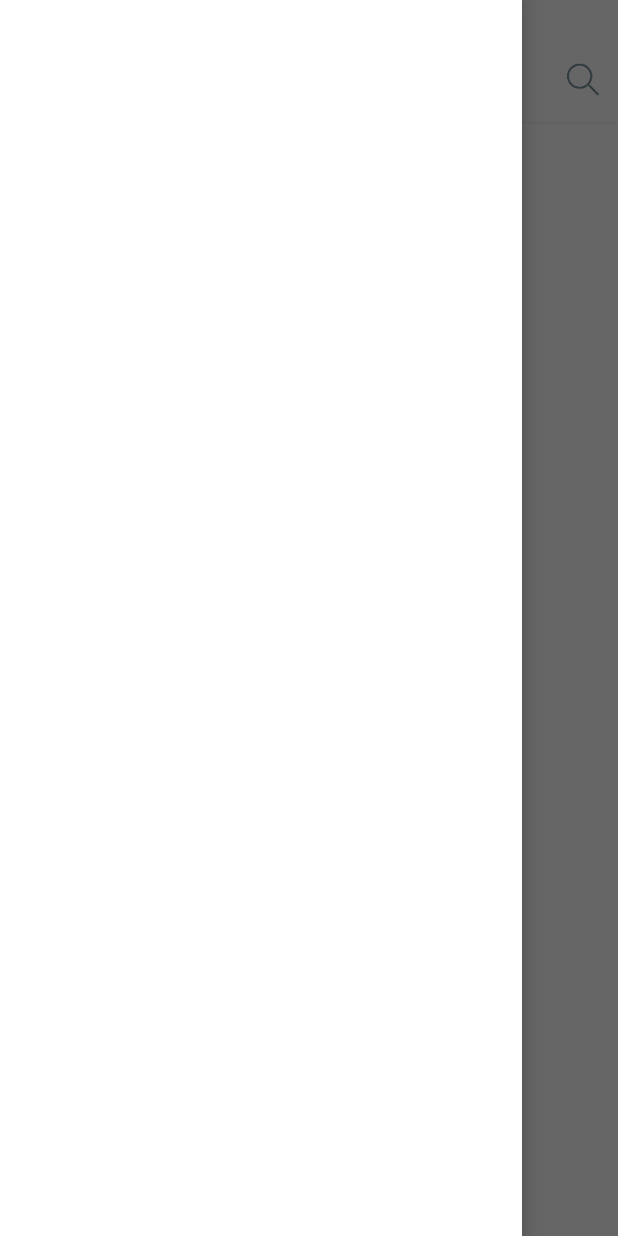
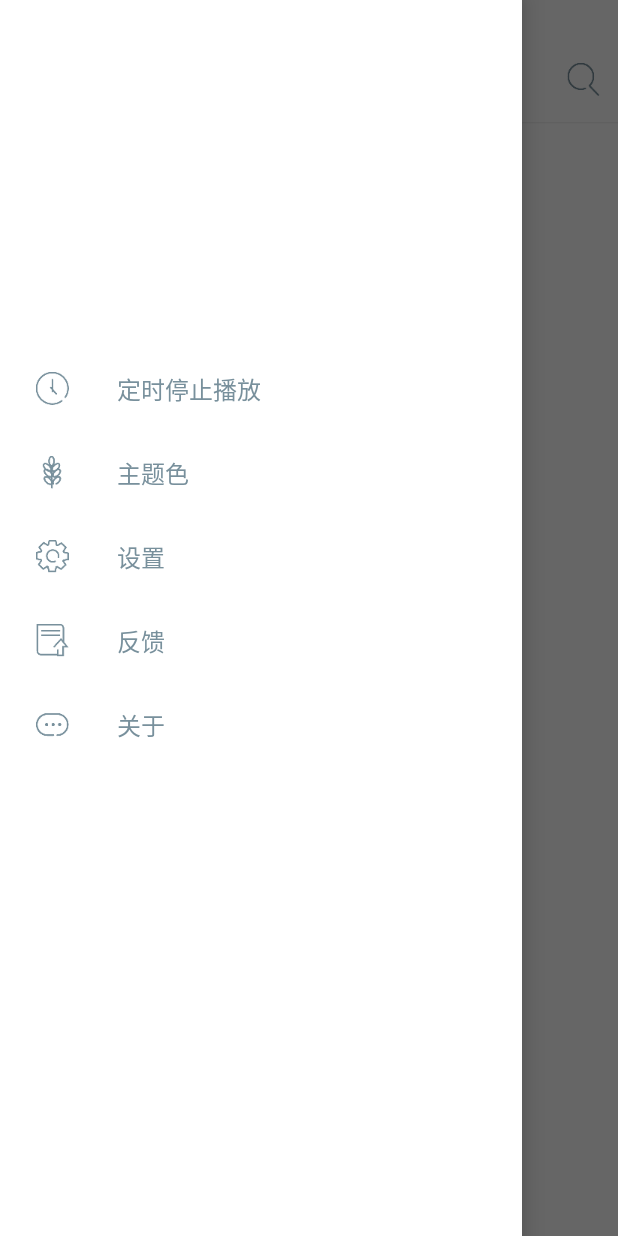
Before and after one commit to imflyn/Mist, an Android app: the MainActivity screen opened directly, with no data from a screen before it, with the side drawer open, on a phone screen of 412 x 824 dp. Run offline under Robolectric (Android 15) with nearby library versions, the phone set to English and light mode, and no system bars; 1 statement that could not run was skipped.

Commit message:
侧拉栏icon

```diff
--- /dev/null
+++ b/app/src/main/java/flyn/mist/ui/adapter/BaseListAdapter.java
@@ -0,0 +1,99 @@
+package flyn.mist.ui.adapter;
+
+import android.app.Activity;
+import android.support.v7.widget.RecyclerView;
+import android.view.LayoutInflater;
+
+import java.util.ArrayList;
+import java.util.Collections;
+import java.util.List;
+
+public abstract class BaseListAdapter<T> extends RecyclerView.Adapter {
+
+    protected LayoutInflater mInflater;
+    protected List<T> data = new ArrayList<>();
+    protected RecyclerView mRecyclerView;
+    protected Activity mContext;
+
+
+    public BaseListAdapter(RecyclerView mRecyclerView) {
+        this.mRecyclerView = mRecyclerView;
+        this.mContext = (Activity) mRecyclerView.getContext();
+        this.mInflater = LayoutInflater.from(mContext);
+    }
+
+    public synchronized List<T> getData() {
+        return this.data;
+    }
+
+    public synchronized void setData(List<T> data) {
+        this.data.clear();
+        this.data.addAll(data);
+        notifyDataSetChanged();
+    }
+
+    public synchronized void setItem(int location, T item) {
+        this.data.set(location, item);
+        notifyDataSetChanged();
+    }
+
+    public synchronized void addItem(T item) {
+        this.data.add(item);
+        notifyItemInserted(this.data.size() - 1);
+    }
+
+    public synchronized void addItem(int location, T item) {
+        this.data.add(location, item);
+        notifyItemInserted(location);
+    }
+
+    public synchronized void addAll(List<T> items) {
+        this.data.addAll(items);
+        notifyDataSetChanged();
+    }
+
+    public synchronized void addAll(int location, List<T> items) {
+        this.data.addAll(location, items);
+        notifyDataSetChanged();
+    }
+
+    public synchronized void removeItem(T item) {
+        int location = this.data.indexOf(item);
+        this.data.remove(item);
+        notifyItemRemoved(location);
+    }
+
+    public synchronized void removeItem(int location) {
+        this.data.remove(location);
+        notifyItemRemoved(location);
+    }
+
+    public synchronized void removeAll(List<T> items) {
+        this.data.removeAll(items);
+        notifyDataSetChanged();
+    }
+
+    public void removeAll() {
+        this.data.clear();
+        notifyDataSetChanged();
+    }
+
+    public synchronized void swap(int index1, int index2) {
+        Collections.swap(this.data, index1, index2);
+        notifyDataSetChanged();
+    }
+
+    @Override
+    public long getItemId(int position) {
+        return position;
+    }
+
+    @Override
+    public int getItemCount() {
+        return data == null ? 0 : data.size();
+    }
+
+    public T getItem(int position) {
+        return data.get(position);
+    }
+}
--- /dev/null
+++ b/app/src/main/java/flyn/mist/ui/adapter/LeftMenuAdapter.kt
@@ -0,0 +1,68 @@
+package flyn.mist.ui.adapter
+
+import android.support.v7.widget.RecyclerView
+import android.view.View
+import android.view.ViewGroup
+import android.widget.ImageView
+import android.widget.TextView
+import flyn.mist.R
+
+class LeftMenuAdapter(mRecyclerView: RecyclerView?) : BaseListAdapter<String>(mRecyclerView) {
+
+
+    override fun onBindViewHolder(holder: RecyclerView.ViewHolder?, position: Int) {
+        val itemHolder = holder as ItemHolder
+        var res = 0
+        when (position) {
+            0 -> {
+                res = R.drawable.ic_clock
+            }
+            1 -> {
+                res = R.drawable.ic_theme_color
+            }
+            2 -> {
+                res = R.drawable.ic_setting
+            }
+            3 -> {
+                res = R.drawable.ic_feedback
+            }
+            4 -> {
+                res = R.drawable.ic_about
+            }
+        }
+        itemHolder.iv_icon.setImageResource(res)
+        itemHolder.tv_text.text = getItem(position)
+    }
+
+    override fun onCreateViewHolder(parent: ViewGroup?, viewType: Int): RecyclerView.ViewHolder {
+        val itemView = mInflater.inflate(R.layout.view_left_menu_item, parent, false)
+        return ItemHolder(itemView)
+    }
+
+    private inner class ItemHolder internal constructor(itemView: View) : RecyclerView.ViewHolder(itemView), View.OnClickListener {
+
+        internal var tv_text: TextView
+        internal var iv_icon: ImageView
+
+        init {
+            itemView.setOnClickListener(this)
+            tv_text = itemView.findViewById(R.id.tv_text)
+            iv_icon = itemView.findViewById(R.id.iv_icon)
+        }
+
+        override fun onClick(v: View) {
+            when (adapterPosition) {
+                0 -> {
+                }
+                1 -> {
+                }
+                2 -> {
+                }
+                3 -> {
+                }
+                4 -> {
+                }
+            }
+        }
+    }
+}
--- a/app/src/main/java/flyn/mist/ui/fragment/LeftMenuFragment.kt
+++ b/app/src/main/java/flyn/mist/ui/fragment/LeftMenuFragment.kt
@@ -1,13 +1,18 @@
 package flyn.mist.ui.fragment
 
 import android.os.Bundle
+import android.support.v7.widget.LinearLayoutManager
 import android.widget.FrameLayout
 import flyn.mist.R
+import flyn.mist.ui.adapter.LeftMenuAdapter
 import flyn.mist.util.ViewUtils
 import kotlinx.android.synthetic.main.fragment_leftmenu.*
 
 
 class LeftMenuFragment : BaseFragment() {
+
+    private lateinit var menuAdapter: LeftMenuAdapter
+
     override fun getLayoutId(): Int {
         return R.layout.fragment_leftmenu
     }
@@ -16,12 +21,23 @@ class LeftMenuFragment : BaseFragment() {
         val layoutParams = recycleView.layoutParams as FrameLayout.LayoutParams
         layoutParams.topMargin = ViewUtils.getDeviceWidth() * 9 / 16
         recycleView.layoutParams = layoutParams
+
+        recycleView.layoutManager = LinearLayoutManager(mContext, LinearLayoutManager.VERTICAL, false)
+        menuAdapter = LeftMenuAdapter(recycleView)
+        recycleView.adapter = menuAdapter
     }
 
     override fun setListener() {
     }
 
     override fun initData() {
+        menuAdapter.data = listOf(
+                getString(R.string.time_stop),
+                getString(R.string.theme_color),
+                getString(R.string.settings),
+                getString(R.string.feedback),
+                getString(R.string.about)
+        )
     }
 
 }
--- a/app/src/main/res/layout/activity_main.xml
+++ b/app/src/main/res/layout/activity_main.xml
@@ -61,7 +61,6 @@
     </LinearLayout>
 
     <!--侧滑菜单-->
-
     <fragment
         android:id="@+id/fragment_leftmenu"
         class="flyn.mist.ui.fragment.LeftMenuFragment"
--- a/app/src/main/res/layout/fragment_leftmenu.xml
+++ b/app/src/main/res/layout/fragment_leftmenu.xml
@@ -14,6 +14,5 @@
     <android.support.v7.widget.RecyclerView
         android:id="@+id/recycleView"
         android:layout_width="match_parent"
-        android:layout_height="wrap_content"
-        android:background="@color/colorAccent" />
+        android:layout_height="match_parent" />
 </FrameLayout>
--- /dev/null
+++ b/app/src/main/res/layout/view_left_menu_item.xml
@@ -0,0 +1,24 @@
+<?xml version="1.0" encoding="utf-8"?>
+<LinearLayout xmlns:android="http://schemas.android.com/apk/res/android"
+    android:layout_width="match_parent"
+    android:layout_height="56dip"
+    android:background="?selectableItemBackground"
+    android:orientation="horizontal">
+
+
+    <ImageView
+        android:id="@+id/iv_icon"
+        android:layout_width="wrap_content"
+        android:layout_height="wrap_content"
+        android:layout_gravity="center_vertical|start"
+        android:layout_marginEnd="32dip"
+        android:layout_marginStart="24dip" />
+
+    <TextView
+        android:id="@+id/tv_text"
+        android:layout_width="wrap_content"
+        android:layout_height="wrap_content"
+        android:layout_gravity="center_vertical|start"
+        android:textColor="@color/colorAccent"
+        android:textSize="16sp" />
+</LinearLayout>
--- a/app/src/main/res/values/strings.xml
+++ b/app/src/main/res/values/strings.xml
@@ -1,3 +1,13 @@
 <resources>
     <string name="app_name">Mist</string>
+
+    <!-- 侧拉栏 -->
+    <string name="settings">设置</string>
+    <string name="theme_color">主题色</string>
+    <string name="time_to_stop">定时停止播放</string>
+    <string name="time_stop">定时停止播放</string>
+    <string name="feedback">反馈</string>
+    <string name="about">关于</string>
+
+
 </resources>
```
Also changed, not shown: app/src/main/java/flyn/mist/ui/activity/BaseActivity.kt (+5 -5 lines), app/src/main/java/flyn/mist/ui/fragment/BaseFragment.kt (+6 -6 lines), app/src/main/res/drawable-xxxhdpi/ic_about.png (added), app/src/main/res/drawable-xxxhdpi/ic_clock.png (added), app/src/main/res/drawable-xxxhdpi/ic_feedback.png (added), app/src/main/res/drawable-xxxhdpi/ic_menu.png, app/src/main/res/drawable-xxxhdpi/ic_search.png, app/src/main/res/drawable-xxxhdpi/ic_setting.png (added), app/src/main/res/drawable-xxxhdpi/ic_theme_color.png (added).
